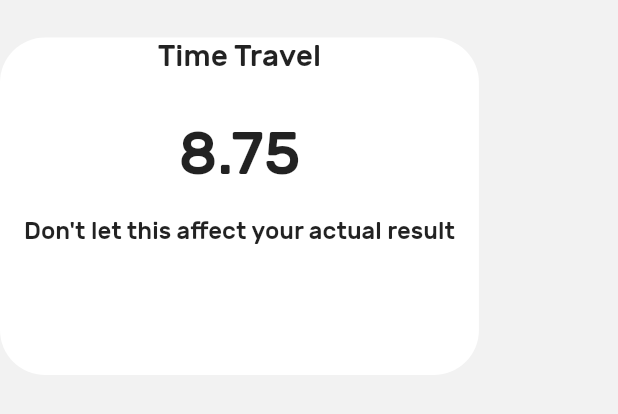
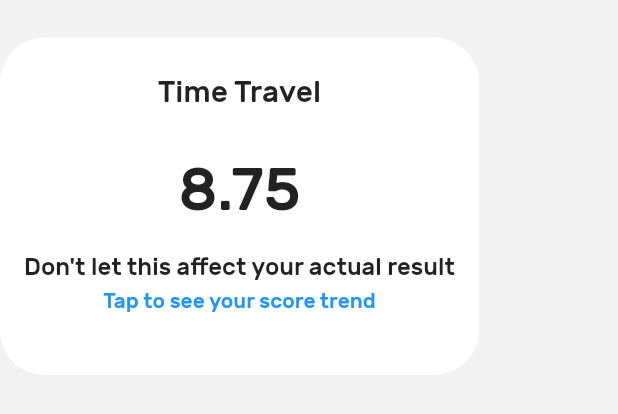
Before and after one commit to Photronium/Math-Solver-App, a Flutter app: the ScorePredictor widget shown alone on an empty page, opened directly, after a tap on "Time Travel", on a phone screen of 412 x 824 dp. Shown: the top 414 px of the screen. Run offline on Flutter 3.47's test engine with Material 2 defaults, Android fonts, the phone set to English and light mode, and no system bars; our stand-ins replace cloud_firestore; missing offline and left inert: dart:ffi; accounts and stored records are empty; project files that could hold a hidden picture were left out.

Commit message:
1 minor change
- Time Travel widget design tweaked

```diff
--- a/lib/screen/dashboard/dashboard.dart
+++ b/lib/screen/dashboard/dashboard.dart
@@ -567,7 +567,7 @@ class _ScorePredictor extends State<ScorePredictor> {
         mainAxisSize: MainAxisSize.min,
         children: <Widget>[
           Padding(
-            padding: EdgeInsets.only(top: 20),
+            padding: EdgeInsets.only(top: 12),
             child:
             Text("Score Trend", style: TextStyle(fontSize: 20.0)),
           ),
@@ -607,18 +607,25 @@ class _ScorePredictor extends State<ScorePredictor> {
             borderRadius: BorderRadius.circular(30.0),
           ),
           color: Colors.white,
+          child: Padding(
+            padding:EdgeInsets.only(top:24),
           child: Column(
               children: <Widget>[
                 showFuture ? Unblocked:Blocked,
+                showFuture && !showGraph ? Padding(
+                  padding:EdgeInsets.only(top:5),
+                    child:Text("Tap to see your score trend",
+                  style: TextStyle(color: Colors.blue))):Text(""),
                 showGraph ? Graph:Text(""),
             ]
+          ),
           ),
           onPressed: () {
             setState(() {
               if (!showFuture) showFuture = true;
               else {
                 showGraph = true;
-                widgetHeight = 600;
+                widgetHeight = 590;
               }
             });
           },
```
